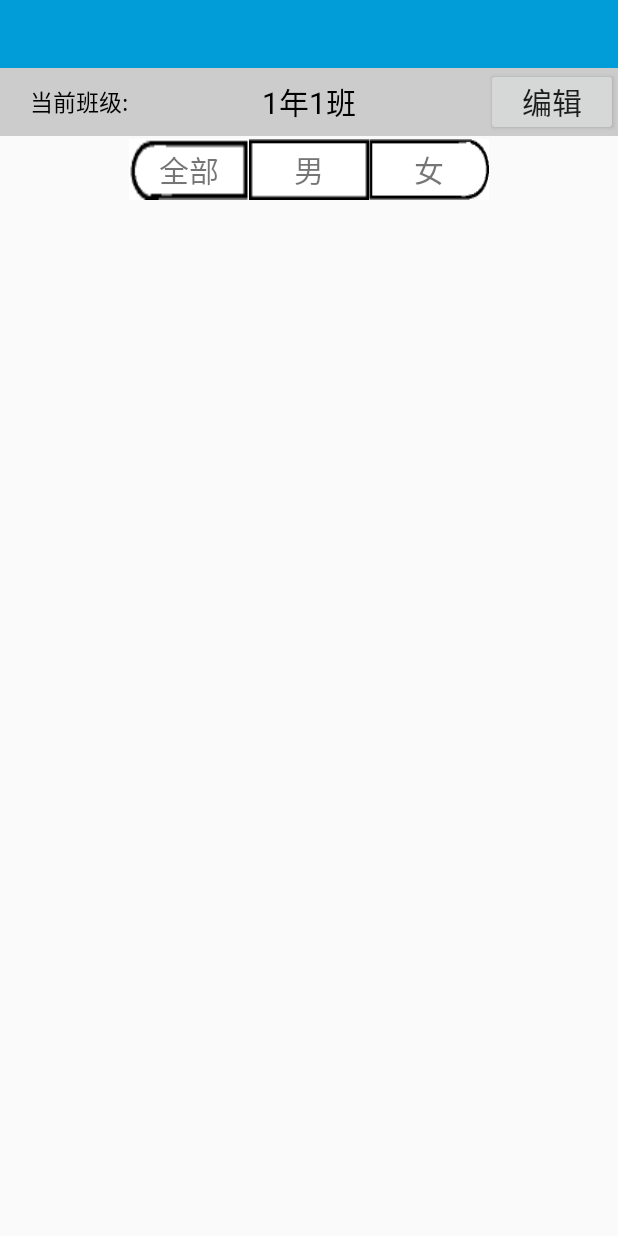
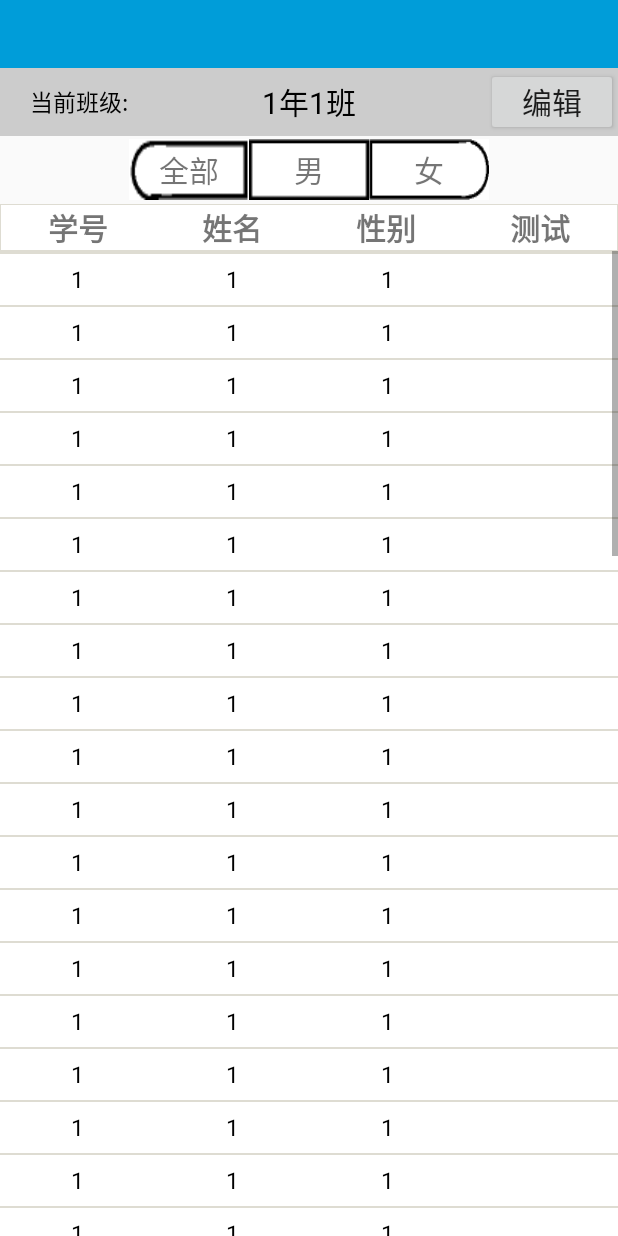
Before and after one commit to yzhcr/sphmApp2, an Android app: the TableActivity screen opened directly, with no data from a screen before it, on a phone screen of 412 x 824 dp. Run offline under Robolectric (Android 15) with nearby library versions, the phone set to English and light mode, and no system bars; 9 statements that could not run were skipped.

Commit message:
重写table

```diff
--- a/app/src/main/java/com/nju/sphm/Controller/TableActivity/TableActivity.java
+++ b/app/src/main/java/com/nju/sphm/Controller/TableActivity/TableActivity.java
@@ -3,11 +3,16 @@ package com.nju.sphm.Controller.TableActivity;
 import android.app.Activity;
 import android.app.AlertDialog;
 import android.content.Intent;
+import android.graphics.Color;
 import android.os.Bundle;
+import android.text.InputType;
+import android.view.Gravity;
 import android.view.View;
 import android.widget.Button;
-import android.widget.LinearLayout.LayoutParams;
-import android.widget.ListView;
+import android.widget.EditText;
+import android.widget.TableRow.LayoutParams;
+import android.widget.TableLayout;
+import android.widget.TableRow;
 import android.widget.TextView;
 
 import com.lidroid.xutils.ViewUtils;
@@ -16,8 +21,6 @@ import com.lidroid.xutils.view.annotation.event.OnClick;
 import com.nju.sphm.Bean.OrganizationBean;
 import com.nju.sphm.Bean.StudentBean;
 import com.nju.sphm.Bean.TestFileRowBean;
-import com.nju.sphm.Controller.TableActivity.TableAdapter.TableCell;
-import com.nju.sphm.Controller.TableActivity.TableAdapter.TableRow;
 import com.nju.sphm.Model.DataHelper.DBManager;
 import com.nju.sphm.Model.School.GetClass;
 import com.nju.sphm.R;
@@ -30,10 +33,12 @@ public class TableActivity extends Activity {
     private Button btn_choose;
     @ViewInject(R.id.choseclass)
     private TextView choseclass;
-    @ViewInject(R.id.StudentList)
-    private ListView lv;
+    /*@ViewInject(R.id.StudentList)
+    private ListView lv;*/
     @ViewInject(R.id.title)
     private TextView title;
+    @ViewInject(R.id.tablelayout)
+    private TableLayout table;
     private DBManager dbManager=null;
     private String schoolid=null;
     private String schoolPath=null;
@@ -65,19 +70,46 @@ public class TableActivity extends Activity {
         //System.out.println(schoolid);
         getStudentInfo();
 
-        setTable();
-        /*studentList=dbManager.getStudents("5445f752fa40c7df3ad57f07");
-        for(StudentBean o:studentList){
-            System.out.println(o.get_id());
-        }*/
-        //btn_choose=(Button)this.findViewById(R.id.changeClass);
-        //choseclass=(TextView)this.findViewById(R.id.choseclass);
-        /*btn_choose.setOnClickListener(new OnClickListener() {
-            @Override
-            public void onClick(View v) {
-                showDialog();
+        //setTable();
+        table.setStretchAllColumns(true);
+        for (int i = 0; i < 60; i++) {
+            TableRow tablerow = new TableRow(TableActivity.this);
+            tablerow.setBackgroundColor(Color.WHITE);
+            for (int j = 0; j < 4; j++) {
+                int width = this.getWindowManager().getDefaultDisplay().getWidth() / 4;
+                LayoutParams layoutParams=new LayoutParams(width,LayoutParams.FILL_PARENT);
+                layoutParams.setMargins(0,0,1,0);
+                if (j<3) {
+                    TextView textView=new TextView(TableActivity.this);
+                    textView.setLines(1);
+                    textView.setGravity(Gravity.CENTER);
+                    textView.setBackgroundColor(Color.TRANSPARENT);//背景黑色
+                    textView.setText(String.valueOf(1));
+                    textView.setTextColor(Color.BLACK);
+                    textView.setTextSize(15);
+                    textView.setPadding(0,10,0,10);
+                    tablerow.addView(textView,layoutParams);
+                } else {
+                    EditText editText = new EditText(TableActivity.this);
+                    //testview.setBackgroundResource(R.drawable.shape);
+                    // testview.setText("选择");
+                    editText.setLines(1);
+                    editText.setGravity(Gravity.CENTER);
+                    editText.setBackgroundColor(Color.TRANSPARENT);//背景黑色
+                    //editText.setText(String.valueOf(tableCell.value));
+                    editText.setTextColor(Color.BLACK);
+                    editText.setInputType(InputType.TYPE_CLASS_NUMBER);
+                    editText.setTextSize(15);
+                    editText.setPadding(0,10,0,10);
+                    tablerow.addView(editText,layoutParams);
+                }
+
             }
-        });*/
+            TableLayout.LayoutParams tableParam=new TableLayout.LayoutParams(
+                    LayoutParams.FILL_PARENT, LayoutParams.WRAP_CONTENT);
+            tableParam.setMargins(0,1,0,1);
+            table.addView(tablerow,tableParam);
+        }
 
     }
     @OnClick(R.id.changeClass)
@@ -91,7 +123,7 @@ public class TableActivity extends Activity {
                 getClass.setChoseGrade(choseGrade);
                 getClass.setChoseClass(choseClass);
                 getStudentInfo();
-                setTable();
+                //setTable();
             }
         });
         dialog.show();
@@ -117,7 +149,7 @@ public class TableActivity extends Activity {
         }*/
     }
 
-    private void setTable(){
+    /*private void setTable(){
         if(testProject.equals("BMI")) {
             ArrayList<TableRow> table = new ArrayList<TableRow>();
             TableCell[] titles = new TableCell[5];
@@ -215,7 +247,7 @@ public class TableActivity extends Activity {
             TableAdapter tableAdapter = new TableAdapter(this, table);
             lv.setAdapter(tableAdapter);
         }
-    }
+    }*/
     //将班级信息添加到GetCLass中，方便使用
     private void addClassInfo(){
 
--- a/app/src/main/java/com/nju/sphm/Controller/TableActivity/TableAdapter.java
+++ b/app/src/main/java/com/nju/sphm/Controller/TableActivity/TableAdapter.java
@@ -61,7 +61,7 @@ public class TableAdapter extends BaseAdapter {
 					addView(textCell, layoutParams);
 				}
                 if(tableCell.type == TableCell.INPUT){
-                    EditText editText = new EditText(context);
+                    final EditText editText = new EditText(context);
                     editText.setLines(1);
                     editText.setGravity(Gravity.CENTER);
                     editText.setBackgroundColor(Color.TRANSPARENT);//背景黑色
--- a/app/src/main/res/layout/activity_table.xml
+++ b/app/src/main/res/layout/activity_table.xml
@@ -6,27 +6,94 @@
         android:id="@+id/chooseclassbased"
         layout="@layout/choose_class_based" />
 
+    <TableLayout
+        android:id="@+id/tabletitle"
+        android:layout_width="wrap_content"
+        android:layout_height="wrap_content"
+        android:background="#dedcd2"
+        android:stretchColumns="*"
+        android:layout_below="@id/chooseclassbased">
 
-    <LinearLayout xmlns:android="http://schemas.android.com/apk/res/android"
-        android:orientation="vertical" android:layout_width="fill_parent"
+        <TableRow
+            android:layout_margin="0.5dip"
+            android:background="#dedcd2" >
+
+            <TextView
+                android:background="#ffffff"
+                android:gravity="center"
+                android:text="学号"
+                android:textSize="20dip"
+                android:textStyle="bold" />
+
+            <TextView
+                android:gravity="center"
+                android:background="#ffffff"
+                android:text="姓名"
+                android:textSize="20dip"
+                android:textStyle="bold" />
+
+            <TextView
+                android:gravity="center"
+                android:background="#ffffff"
+                android:text="性别"
+                android:textSize="20dip"
+                android:textStyle="bold" />
+            <TextView
+                android:gravity="center"
+                android:background="#ffffff"
+                android:text="测试"
+                android:textSize="20dip"
+                android:textStyle="bold" />
+        </TableRow>
+    </TableLayout>
+    <ScrollView xmlns:android="http://schemas.android.com/apk/res/android"
+        xmlns:tools="http://schemas.android.com/tools"
+        android:layout_width="fill_parent"
         android:layout_height="fill_parent"
-        android:layout_below="@id/chooseclassbased"
-        >
+        android:orientation="vertical"
+        android:layout_below="@id/tabletitle">
+        <TableLayout
+            android:id="@+id/tablelayout"
+            android:layout_width="wrap_content"
+            android:layout_height="wrap_content"
+            android:background="#dedcd2"
+            android:stretchColumns="*" >
 
-        <HorizontalScrollView android:id="@+id/HorizontalScrollView01"
-            android:layout_height="wrap_content"
-            android:layout_width="wrap_content"
-            android:layout_marginTop="0dp"
-            android:layout_marginLeft="0dp">
-            <ListView
-                android:id="@+id/StudentList"
-                android:layout_height="wrap_content"
-                android:layout_width="wrap_content"
-                android:layout_marginLeft="10dp"
-                >
-            </ListView>
-        </HorizontalScrollView>
-    </LinearLayout>
+            <TableRow
+                android:layout_margin="0.5dip"
+                android:background="#dedcd2" >
+
+                <!--<TextView
+                    android:layout_margin="1dip"
+                    android:background="#ffffff"
+                    android:text=""
+                    android:textSize="20dip"
+                    android:textStyle="bold" />
+
+                <TextView
+                    android:layout_margin="1dip"
+                    android:background="#ffffff"
+                    android:text=""
+                    android:textSize="20dip"
+                    android:textStyle="bold" />
+
+                <TextView
+                    android:layout_margin="1dip"
+                    android:background="#ffffff"
+                    android:text=""
+                    android:textSize="20dip"
+                    android:textStyle="bold" />
+                <EditText
+                    android:layout_margin="1dip"
+                    android:background="#ffffff"
+                    android:text=""
+                    android:textSize="20dip"
+                    android:textStyle="bold" />-->
+            </TableRow>
+        </TableLayout>
+
+    </ScrollView>
+
 
 
 
```
Lines whose indentation alone changed are shown as unchanged.
